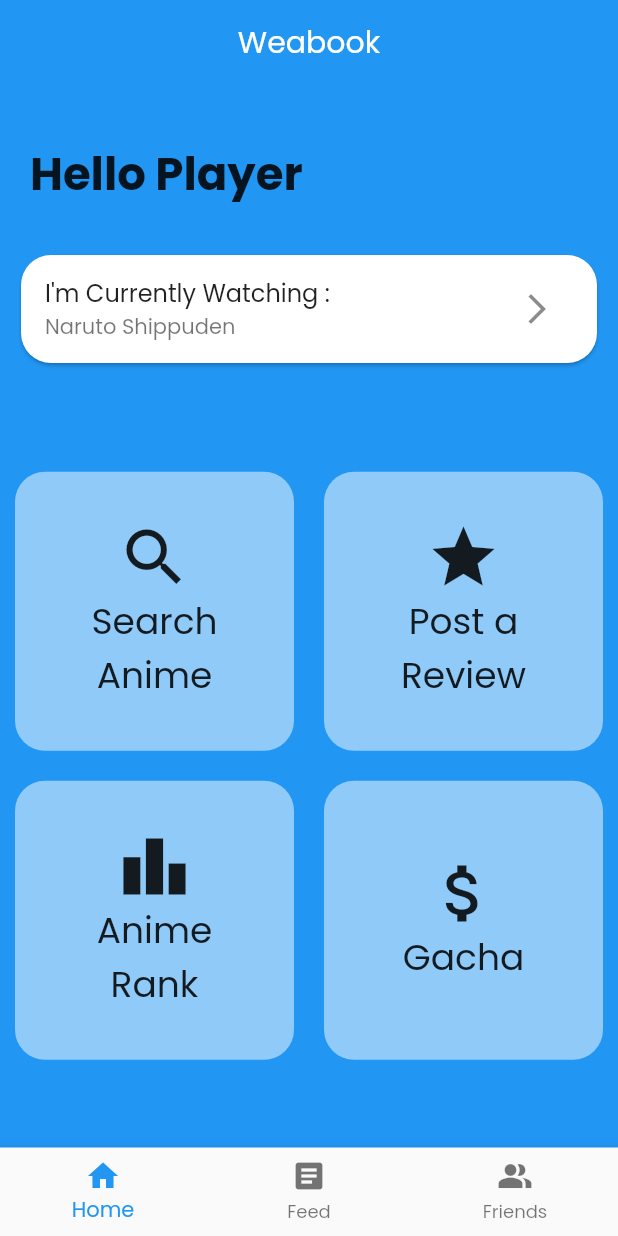
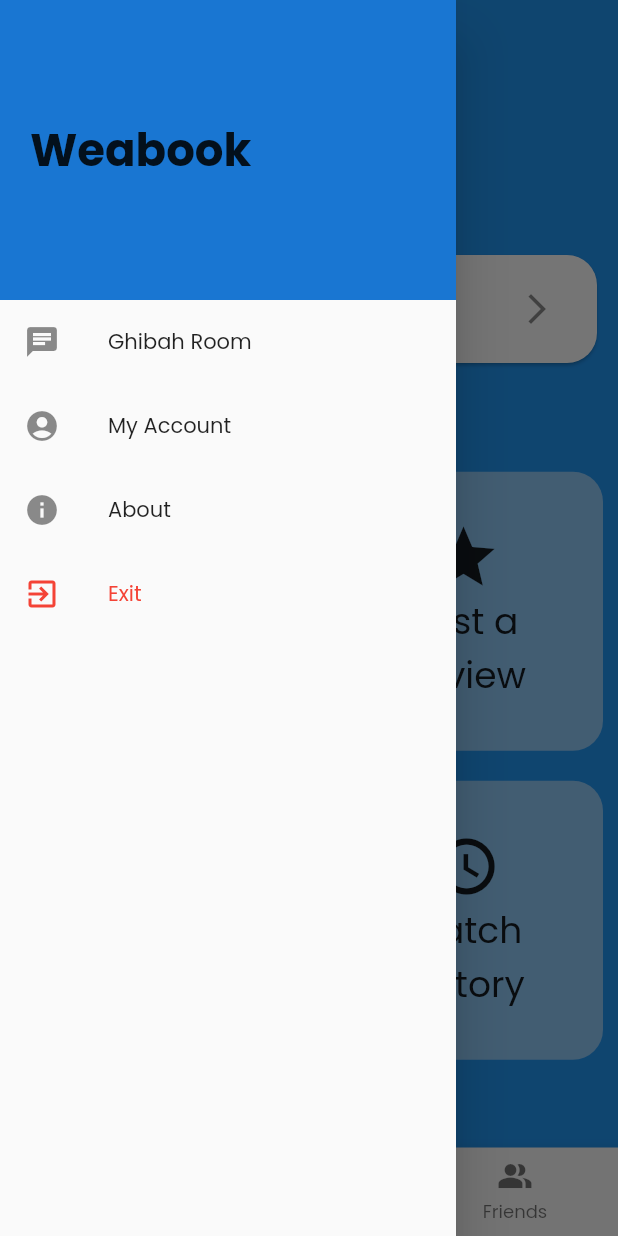
Before and after one commit to WawanC/weabook, a Flutter app: the screen it shows after launch, with the side drawer open (before the commit the screen has no drawer), on a phone screen of 412 x 824 dp. Run offline on Flutter 3.47's test engine with Material 2 defaults, Android fonts, the phone set to English and light mode, and no system bars.

Commit message:
Add Drawer

```diff
--- a/lib/screens/home_screen.dart
+++ b/lib/screens/home_screen.dart
@@ -56,7 +56,7 @@ class HomeScreen extends StatelessWidget {
                   MenuGridItem('Search Anime', Icons.search),
                   MenuGridItem('Post a Review', Icons.star),
                   MenuGridItem('Anime Rank', Icons.leaderboard),
-                  MenuGridItem('Gacha', Icons.attach_money),
+                  MenuGridItem('Watch History', Icons.history),
                 ],
               ),
             ),
--- a/lib/screens/navigation.dart
+++ b/lib/screens/navigation.dart
@@ -2,6 +2,7 @@ import 'package:flutter/material.dart';
 import './home_screen.dart';
 import './feed_screen.dart';
 import './friends_screen.dart';
+import '../widgets/main_drawer.dart';
 
 class Navigation extends StatefulWidget {
   @override
@@ -18,6 +19,7 @@ class _NavigationState extends State<Navigation> {
   @override
   Widget build(BuildContext context) {
     return Scaffold(
+      drawer: MainDrawer(),
       appBar: AppBar(
         title: Text(
           "Weabook",
--- a/lib/widgets/main_drawer.dart
+++ b/lib/widgets/main_drawer.dart
@@ -3,6 +3,50 @@ import 'package:flutter/material.dart';
 class MainDrawer extends StatelessWidget {
   @override
   Widget build(BuildContext context) {
-    return Drawer();
+    return Drawer(
+      child: Column(
+        children: [
+          Container(
+            height: 200,
+            padding: EdgeInsets.all(20),
+            alignment: Alignment.centerLeft,
+            color: Colors.blue.shade700,
+            child: Text(
+              "Weabook",
+              style: TextStyle(
+                fontSize: 30,
+                fontWeight: FontWeight.bold,
+              ),
+            ),
+          ),
+          ListTile(
+            onTap: () {},
+            leading: Icon(Icons.chat),
+            title: Text("Ghibah Room"),
+          ),
+          ListTile(
+            onTap: () {},
+            leading: Icon(Icons.account_circle),
+            title: Text("My Account"),
+          ),
+          ListTile(
+            onTap: () {},
+            leading: Icon(Icons.info),
+            title: Text("About"),
+          ),
+          ListTile(
+            onTap: () {},
+            leading: Icon(
+              Icons.exit_to_app,
+              color: Colors.red,
+            ),
+            title: Text(
+              "Exit",
+              style: TextStyle(color: Colors.red),
+            ),
+          ),
+        ],
+      ),
+    );
   }
 }
```
